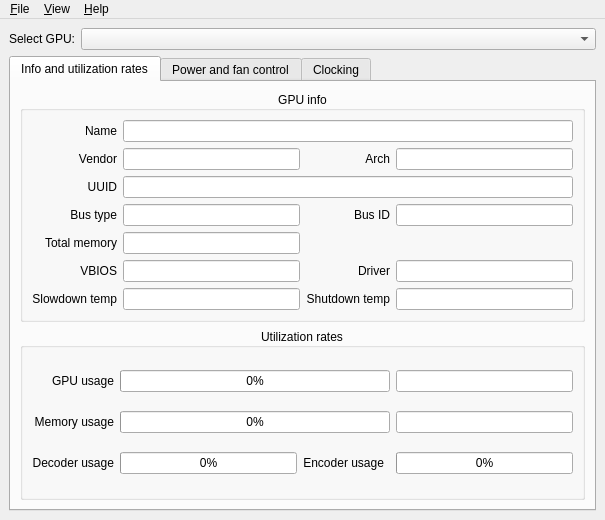
Qt form ui/mainwindow.ui (AlexandrAlexeev7119/NvCtrl-linux) before a commit.
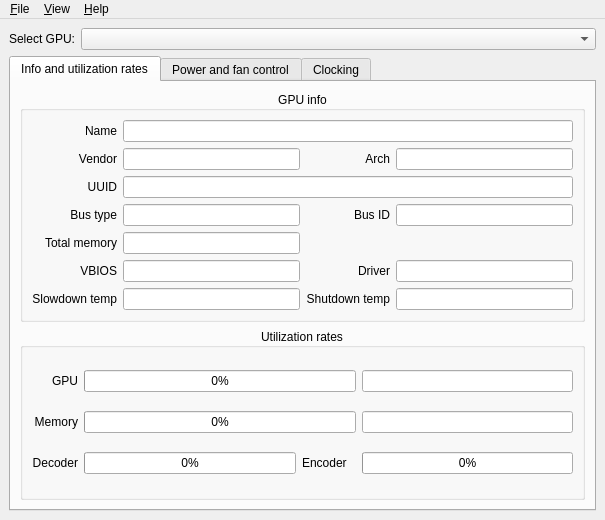
The same form after that commit. Icons and pictures are not drawn.

The edit to the form file:
```diff
--- a/ui/mainwindow.ui
+++ b/ui/mainwindow.ui
@@ -78,7 +78,7 @@
            <item row="4" column="0">
             <widget class="QLabel" name="label_GPU_decoder_usage">
              <property name="text">
-              <string>Decoder usage</string>
+              <string>Decoder</string>
              </property>
              <property name="alignment">
               <set>Qt::AlignRight|Qt::AlignTrailing|Qt::AlignVCenter</set>
@@ -112,7 +112,7 @@
            <item row="3" column="0">
             <widget class="QLabel" name="label_GPU_mem_usage">
              <property name="text">
-              <string>Memory usage</string>
+              <string>Memory</string>
              </property>
              <property name="alignment">
               <set>Qt::AlignRight|Qt::AlignTrailing|Qt::AlignVCenter</set>
@@ -122,7 +122,7 @@
            <item row="4" column="3">
             <widget class="QLabel" name="label_GPU_encoder_usage">
              <property name="text">
-              <string>Encoder usage</string>
+              <string>Encoder </string>
              </property>
              <property name="alignment">
               <set>Qt::AlignRight|Qt::AlignTrailing|Qt::AlignVCenter</set>
@@ -139,7 +139,7 @@
            <item row="0" column="0">
             <widget class="QLabel" name="label_GPU_usage">
              <property name="text">
-              <string>GPU usage</string>
+              <string>GPU</string>
              </property>
              <property name="alignment">
               <set>Qt::AlignRight|Qt::AlignTrailing|Qt::AlignVCenter</set>
```
